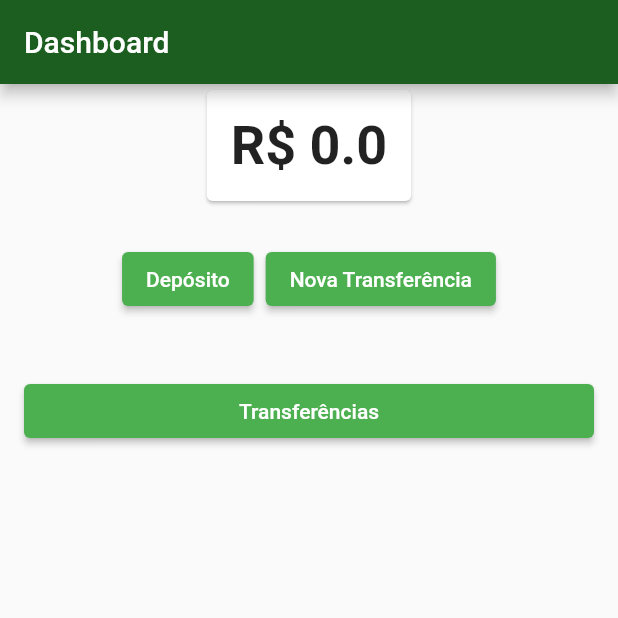
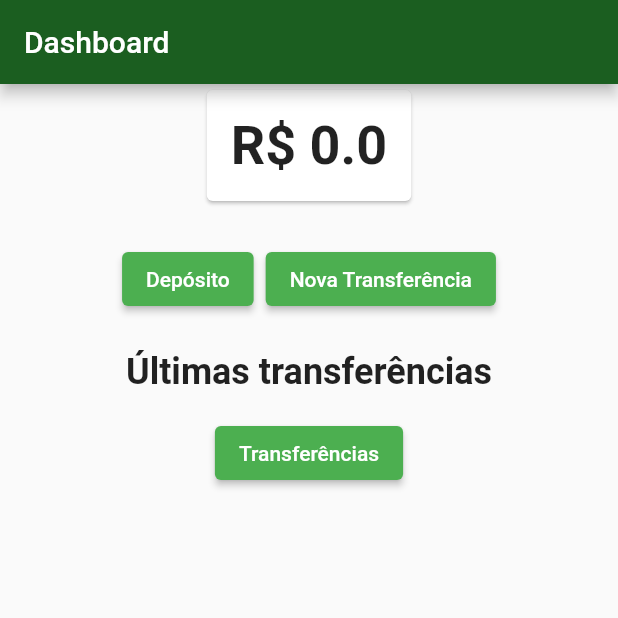
Before and after one commit to mauriiciobarbosa/bytebank, a Flutter app: the screen it shows after launch, on a phone screen of 412 x 824 dp, the top half of it. Run offline on Flutter 3.47's test engine with Material 2 defaults, Android fonts, the phone set to English and light mode, and no system bars.

Commit message:
adding last transfer to dashboard screen.

```diff
--- /dev/null
+++ b/lib/components/last_transfers.dart
@@ -0,0 +1,44 @@
+import 'package:bytebank/components/transfer_item.dart';
+import 'package:bytebank/models/transfer_list.dart';
+import 'package:bytebank/screens/transfer/list_screen.dart';
+import 'package:flutter/material.dart';
+import 'package:provider/provider.dart';
+
+class LastTransfers extends StatelessWidget {
+  @override
+  Widget build(BuildContext context) {
+    return Column(
+      children: [
+        Text(
+          'Últimas transferências',
+          style: TextStyle(fontSize: 24, fontWeight: FontWeight.bold),
+        ),
+        Consumer<TransferList>(
+          builder: (context, transfers, child) {
+            final transfersList = transfers.sortedList();
+            return ListView.builder(
+              shrinkWrap: true,
+              itemCount: transfersList.length > 2 ? 2 : transfersList.length,
+              itemBuilder: (context, position) {
+                return TransferItem(transfers.sortedList()[position]);
+              },
+            );
+          },
+        ),
+        Padding(
+          padding: const EdgeInsets.all(16.0),
+          child: ElevatedButton(
+            onPressed: () {
+              Navigator.push(context, MaterialPageRoute(
+                builder: (context) {
+                  return TransferListScreen();
+                },
+              ));
+            },
+            child: Text('Transferências'),
+          ),
+        )
+      ],
+    );
+  }
+}
--- a/lib/models/amount.dart
+++ b/lib/models/amount.dart
@@ -14,7 +14,7 @@ class Amount with ChangeNotifier {
   }
 
   bool remove(double value) {
-    if (_value < value) return false;
+    if (_value < value || value <= 0) return false;
 
     _value -= value;
     notifyListeners();
--- a/lib/models/transfer_data.dart
+++ b/lib/models/transfer_data.dart
@@ -1,11 +1,20 @@
 class TransferData {
   final double value;
   final int accountNumber;
+  int order;
 
-  TransferData(this.value, this.accountNumber);
+  static int numberOfTransfers = 0;
+
+  TransferData({
+    this.order = 0,
+    required this.value,
+    required this.accountNumber,
+  }) {
+    this.order = numberOfTransfers++;
+  }
 
   @override
   String toString() {
-    return 'Transfer(value=$value, accountNumber=$accountNumber)';
+    return 'TransferData{value: $value, accountNumber: $accountNumber, order: $order}';
   }
 }
--- a/lib/models/transfer_list.dart
+++ b/lib/models/transfer_list.dart
@@ -7,7 +7,15 @@ class TransferList extends ChangeNotifier {
   List<TransferData> get list => _transferList;
 
   void addTransfer(TransferData newTransfer) {
-    list.add(newTransfer);
+    _transferList.add(newTransfer);
     notifyListeners();
   }
+
+  List<TransferData> sortedList() {
+    final List<TransferData> list = List.from(_transferList, growable: false);
+
+    list.sort((a, b) => b.order.compareTo(a.order));
+
+    return list;
+  }
 }
--- a/lib/screens/dashboard/dashboard.dart
+++ b/lib/screens/dashboard/dashboard.dart
@@ -1,7 +1,7 @@
 import 'package:bytebank/components/available_amount.dart';
+import 'package:bytebank/components/last_transfers.dart';
 import 'package:bytebank/screens/deposit/Deposit.dart';
 import 'package:bytebank/screens/transfer/form_screen.dart';
-import 'package:bytebank/screens/transfer/list_screen.dart';
 import 'package:flutter/material.dart';
 
 class Dashboard extends StatelessWidget {
@@ -45,19 +45,7 @@ class Dashboard extends StatelessWidget {
               ],
             ),
           ),
-          Padding(
-            padding: const EdgeInsets.all(16.0),
-            child: ElevatedButton(
-              onPressed: () {
-                Navigator.push(context, MaterialPageRoute(
-                  builder: (context) {
-                    return TransferListScreen();
-                  },
-                ));
-              },
-              child: Text('Transferências'),
-            ),
-          )
+          LastTransfers()
         ],
       ),
     );
```
Also changed, not shown: lib/screens/transfer/form_screen.dart (+7 -6 lines).
